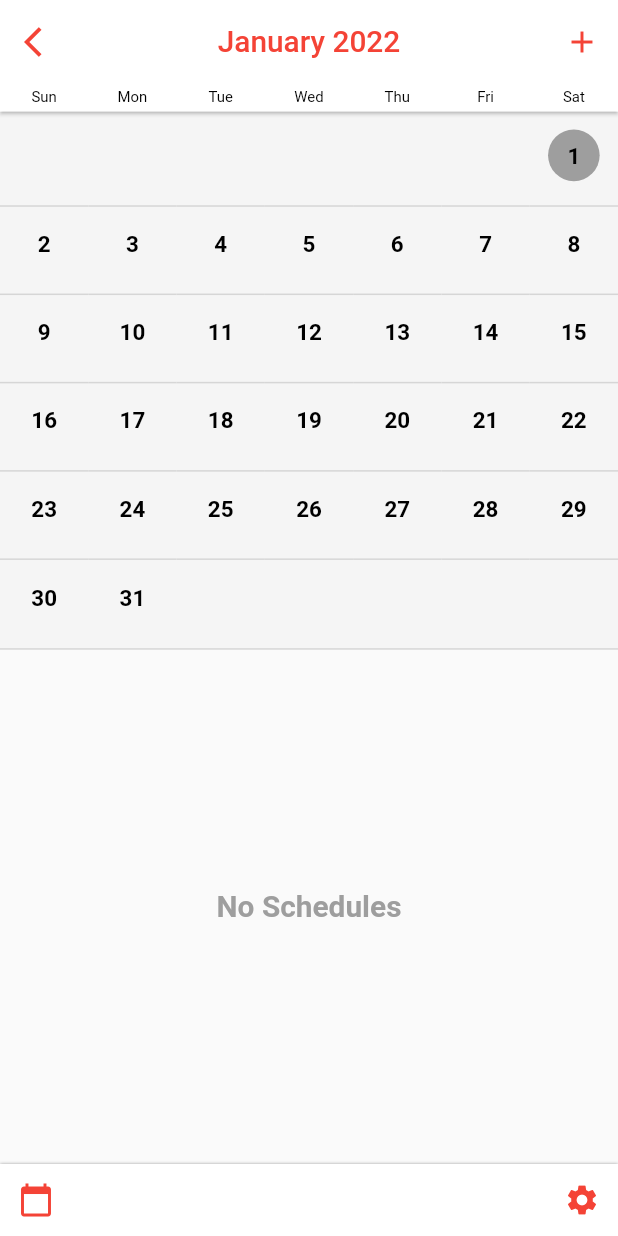
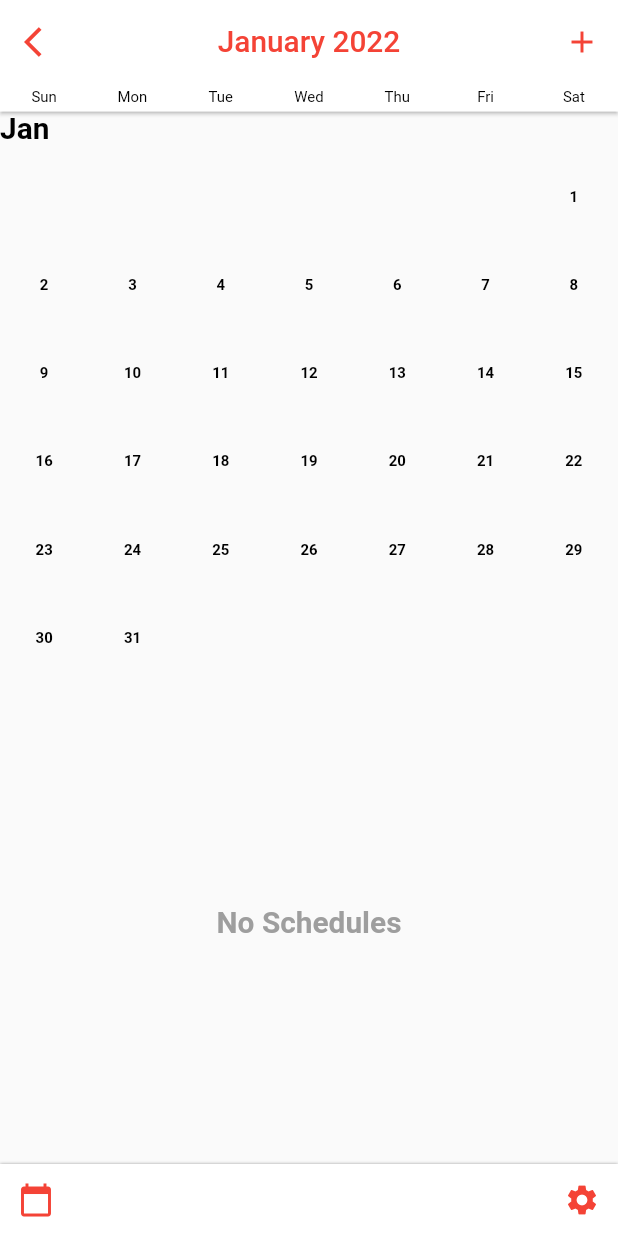
Before and after one commit to jingshuiwuhen/CgmCalendar, a Flutter app: the screen it shows after launch, after a tap on "Jan", on a phone screen of 412 x 824 dp. Run offline on Flutter 3.47's test engine with Material 2 defaults, Android fonts, the phone set to English and light mode, and no system bars; drawn by our look-alikes of expandable_page_view; our stand-ins replace date_format, flutter_screenutil, package_info_plus, sprintf, sqflite; accounts and stored records are empty.

Commit message:
temp commit

```diff
--- a/cgm_calendar/lib/models/day_model.dart
+++ b/cgm_calendar/lib/models/day_model.dart
@@ -32,4 +32,9 @@ class DayModel {
         (now.month == month) &&
         (now.day == dayOfMonth);
   }
+
+  bool isHighLight() {
+    var now = DateTime.now();
+    return now.year <= year || scheduleList.isNotEmpty;
+  }
 }
--- a/cgm_calendar/lib/models/month_model.dart
+++ b/cgm_calendar/lib/models/month_model.dart
@@ -40,4 +40,8 @@ class MonthModel {
     DateTime dateTime = DateTime.parse(dateStr);
     return DateFormat.MMM(Global.localeStr()).format(dateTime);
   }
+
+  bool isHighLight() {
+    return daysOfMonth.any((element) => element.isHighLight());
+  }
 }
--- a/cgm_calendar/lib/models/year_model.dart
+++ b/cgm_calendar/lib/models/year_model.dart
@@ -26,4 +26,8 @@ class YearModel {
     DateTime dateTime = DateTime.parse(dateStr);
     return DateFormat.y(Global.localeStr()).format(dateTime);
   }
+
+  bool isHighLight() {
+    return monthsOfYear.any((element) => element.isHighLight());
+  }
 }
--- a/cgm_calendar/lib/pages/month_page.dart
+++ b/cgm_calendar/lib/pages/month_page.dart
@@ -133,12 +133,9 @@ class MonthPage extends StatelessWidget {
                   rViewModel.onPageChanged(index);
                 },
                 itemBuilder: (context, index) => CellOneMonth(
-                  clickable: true,
                   monthModel: Global.allMonths[index],
-                  showTitle: false,
-                  fontSize: 15.sp,
-                  itemMargin: EdgeInsets.fromLTRB(8.w, 8.h, 8.w, 8.h),
-                  oneDayClick: (day) => rViewModel.refreshScheduleList(day),
+
+                  // oneDayClick: (day) => rViewModel.refreshScheduleList(day),
                 ),
               ),
               Expanded(
--- a/cgm_calendar/lib/view_models/cell_one_month_view_model.dart
+++ /dev/null
@@ -1,19 +0,0 @@
-import 'package:cgm_calendar/models/day_model.dart';
-import 'package:flutter/foundation.dart';
-
-class CellOneMonthViewModel with ChangeNotifier {
-  int _selectingIndex = 0;
-  List<DayModel> _daysOfMonth = [];
-
-  CellOneMonthViewModel(List<DayModel> daysOfMonth) {
-    _daysOfMonth = daysOfMonth;
-  }
-
-  List<DayModel> get daysOfMonth => _daysOfMonth;
-  int get selectingIndex => _selectingIndex;
-
-  void oneDayClick(int index) {
-    _selectingIndex = index;
-    notifyListeners();
-  }
-}
--- a/cgm_calendar/lib/widgets/cell_one_day.dart
+++ b/cgm_calendar/lib/widgets/cell_one_day.dart
@@ -2,41 +2,31 @@ import 'package:cgm_calendar/models/day_model.dart';
 import 'package:flutter/material.dart';
 import 'package:flutter_screenutil/flutter_screenutil.dart';
 
-// ignore: must_be_immutable
 class CellOneDay extends StatelessWidget {
   final DayModel dayModel;
-  final double? fontSize;
-  final EdgeInsetsGeometry? itemMargin;
-  int selectingIndex;
-  bool clickable;
 
-  CellOneDay({
+  const CellOneDay({
     Key? key,
     required this.dayModel,
-    required this.selectingIndex,
-    required this.clickable,
-    this.fontSize,
-    this.itemMargin,
   }) : super(key: key);
 
   @override
   Widget build(BuildContext context) {
     return Container(
-      margin: itemMargin ?? const EdgeInsets.all(0),
       alignment: Alignment.center,
       decoration: BoxDecoration(
         shape: BoxShape.circle,
-        color: clickable && (selectingIndex == dayModel.dayOfMonth - 1)
-            ? Colors.grey
-            : dayModel.isToday()
-                ? Colors.red
-                : Colors.transparent,
+        color: dayModel.isToday() ? Colors.red : Colors.transparent,
       ),
       child: Text(
         dayModel.dayOfMonth.toString(),
         style: TextStyle(
-          color: dayModel.isToday() ? Colors.white : Colors.black,
-          fontSize: fontSize ?? 10.sp,
+          color: dayModel.isToday()
+              ? Colors.white
+              : dayModel.isHighLight()
+                  ? Colors.black
+                  : Colors.grey[350],
+          fontSize: 10.sp,
           fontWeight: FontWeight.bold,
         ),
       ),
--- a/cgm_calendar/lib/widgets/cell_one_month.dart
+++ b/cgm_calendar/lib/widgets/cell_one_month.dart
@@ -1,67 +1,37 @@
-import 'package:cgm_calendar/models/day_model.dart';
 import 'package:cgm_calendar/models/month_model.dart';
-import 'package:cgm_calendar/view_models/cell_one_month_view_model.dart';
 import 'package:cgm_calendar/widgets/cell_one_day.dart';
 import 'package:flutter/material.dart';
 import 'package:flutter_screenutil/flutter_screenutil.dart';
-import 'package:provider/provider.dart';
 
-// ignore: must_be_immutable
 class CellOneMonth extends StatelessWidget {
   final MonthModel monthModel;
-  final bool showTitle;
-  final double? fontSize;
-  final EdgeInsetsGeometry? itemMargin;
-  final bool clickable;
-  final Function(DayModel)? oneDayClick;
-  late CellOneMonthViewModel wViewModel;
-  late CellOneMonthViewModel rViewModel;
 
-  CellOneMonth({
+  const CellOneMonth({
     Key? key,
     required this.monthModel,
-    required this.clickable,
-    this.showTitle = true,
-    this.fontSize,
-    this.itemMargin,
-    this.oneDayClick,
   }) : super(key: key);
 
   @override
   Widget build(BuildContext context) {
     int gridViewItemCount = monthModel.daysOfMonth.length +
         (monthModel.daysOfMonth[0].dayOfWeek % 7);
-    return ChangeNotifierProvider(
-      create: (_) => CellOneMonthViewModel(monthModel.daysOfMonth),
-      builder: (context, child) {
-        wViewModel = context.watch<CellOneMonthViewModel>();
-        rViewModel = context.read<CellOneMonthViewModel>();
     return Column(
       mainAxisSize: MainAxisSize.min,
       crossAxisAlignment: CrossAxisAlignment.start,
       children: [
-            Visibility(
-              visible: showTitle,
-              child: Text(
+        Text(
           monthModel.getMonthStr(),
           style: TextStyle(
-                  color: monthModel.isThisMonth() ? Colors.red : Colors.black,
+            color: monthModel.isThisMonth()
+                ? Colors.red
+                : monthModel.isHighLight()
+                    ? Colors.black
+                    : Colors.grey[350],
             fontSize: 20.sp,
             fontWeight: FontWeight.bold,
           ),
         ),
-            ),
-            Container(
-              decoration: BoxDecoration(
-                color: clickable ? Colors.grey[100] : Colors.transparent,
-                border: clickable
-                    ? const Border(
-                        bottom: BorderSide(
-                          color: Color(0xffd6d6d6),
-                        ),
-                      )
-                    : null,
-              ),
+        Padding(
           padding: EdgeInsets.only(top: 5.h),
           child: GridView.builder(
             primary: false,
@@ -72,93 +42,17 @@ class CellOneMonth extends StatelessWidget {
             ),
             itemBuilder: (context, index) {
               if (index < (monthModel.daysOfMonth[0].dayOfWeek % 7)) {
-                    return Container(
-                      decoration: BoxDecoration(
-                        color: Colors.transparent,
-                        border: clickable
-                            ? const Border(
-                                bottom: BorderSide(
-                                  color: Color(0xffd6d6d6),
-                                ),
-                              )
-                            : null,
-                      ),
-                    );
-                  } else {
-                    if (clickable) {
-                      return GestureDetector(
-                        onTap: () {
-                          int selectIndex =
-                              index - (monthModel.daysOfMonth[0].dayOfWeek % 7);
-                          rViewModel.oneDayClick(selectIndex);
-
-                          if (oneDayClick != null) {
-                            oneDayClick!(rViewModel.daysOfMonth[selectIndex]);
-                          }
-                        },
-                        child: Container(
-                          decoration: BoxDecoration(
-                            color: Colors.transparent,
-                            border: (gridViewItemCount % 7) >
-                                    (gridViewItemCount - index - 1)
-                                ? null
-                                : const Border(
-                                    bottom: BorderSide(
-                                      color: Color(0xffd6d6d6),
-                                    ),
-                                  ),
-                          ),
-                          child: Column(
-                            mainAxisAlignment: MainAxisAlignment.end,
-                            children: [
-                              Expanded(
-                                child: CellOneDay(
-                                    itemMargin: itemMargin,
-                                    fontSize: fontSize,
-                                    clickable: true,
-                                    selectingIndex: wViewModel.selectingIndex,
-                                    dayModel: wViewModel.daysOfMonth[index -
-                                        (monthModel.daysOfMonth[0].dayOfWeek %
-                                            7)]),
-                              ),
-                              Container(
-                                height: 6.w,
-                                width: 6.w,
-                                margin: EdgeInsets.only(bottom: 3.h),
-                                decoration: BoxDecoration(
-                                  shape: BoxShape.circle,
-                                  color: wViewModel
-                                          .daysOfMonth[index -
-                                              (monthModel.daysOfMonth[0]
-                                                      .dayOfWeek %
-                                                  7)]
-                                          .scheduleList
-                                          .isNotEmpty
-                                      ? Colors.grey[400]
-                                      : Colors.transparent,
-                                ),
-                              ),
-                            ],
-                          ),
-                        ),
-                      );
+                return const Spacer();
               } else {
                 return CellOneDay(
-                        itemMargin: itemMargin,
-                        fontSize: fontSize,
-                        clickable: false,
-                        selectingIndex: 0,
-                        dayModel: wViewModel.daysOfMonth[
+                  dayModel: monthModel.daysOfMonth[
                       index - (monthModel.daysOfMonth[0].dayOfWeek % 7)],
                 );
-                    }
               }
             },
           ),
         ),
       ],
     );
-      },
-    );
   }
 }
--- a/cgm_calendar/lib/widgets/cell_one_year.dart
+++ b/cgm_calendar/lib/widgets/cell_one_year.dart
@@ -8,7 +8,10 @@ import 'package:flutter_screenutil/flutter_screenutil.dart';
 class CellOneYear extends StatelessWidget {
   final YearModel yearModel;
 
-  const CellOneYear({Key? key, required this.yearModel}) : super(key: key);
+  const CellOneYear({
+    Key? key,
+    required this.yearModel,
+  }) : super(key: key);
 
   @override
   Widget build(BuildContext context) {
@@ -21,7 +24,11 @@ class CellOneYear extends StatelessWidget {
           Text(
             yearModel.getYearStr(),
             style: TextStyle(
-              color: yearModel.isThisYear() ? Colors.red : Colors.black,
+              color: yearModel.isThisYear()
+                  ? Colors.red
+                  : yearModel.isHighLight()
+                      ? Colors.black
+                      : Colors.grey[350],
               fontSize: 30.sp,
               fontWeight: FontWeight.bold,
             ),
@@ -49,6 +56,10 @@ class CellOneYear extends StatelessWidget {
             itemBuilder: (context, index) {
               return GestureDetector(
                 onTap: () {
+                  if (!yearModel.isHighLight()) {
+                    return;
+                  }
+
                   var monthModelIndex = 0;
                   if (yearModel.year < Global.newYears.first.year) {
                     monthModelIndex =
@@ -66,11 +77,11 @@ class CellOneYear extends StatelessWidget {
                           MonthPage(monthModelIndex: monthModelIndex))));
                 },
                 child: CellOneMonth(
-                    clickable: false,
                   monthModel: yearModel.monthsOfYear[index],
                 ),
               );
-              }),
+            },
+          ),
         ],
       ),
     );
```
Lines whose indentation alone changed are shown as unchanged.
